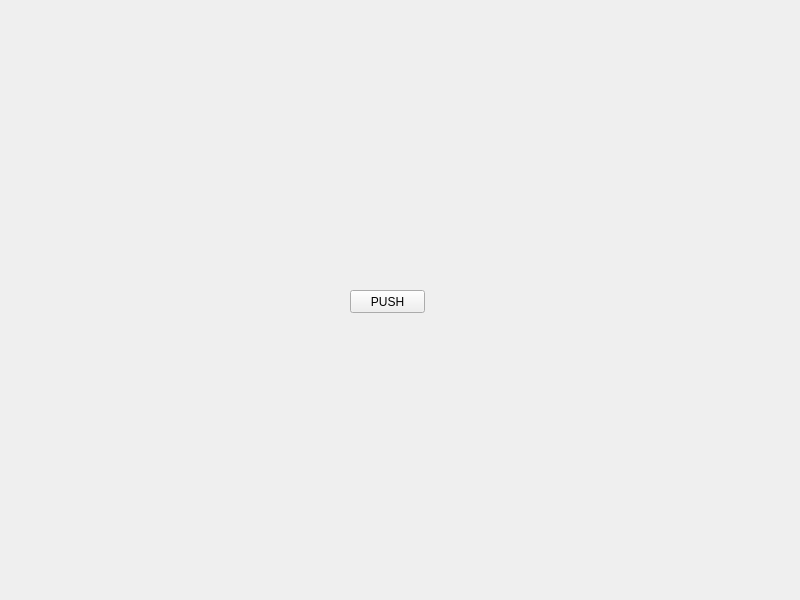
The window that midtermui.ui (41343206/MidTermUi) describes before a commit, drawn with Qt 5.
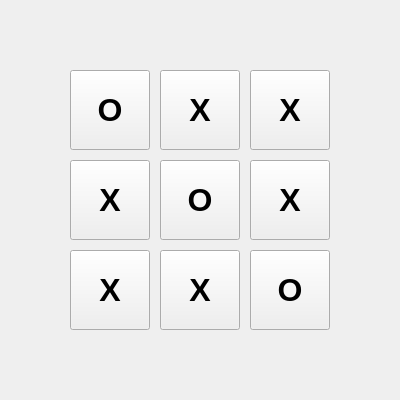
The same window after the commit.

Commit message: Implement 3x3 button grid for tic-tac-toe UI with spacers

What changed in the file:
```diff
--- a/midtermui.ui
+++ b/midtermui.ui
@@ -6,26 +6,258 @@
    <rect>
     <x>0</x>
     <y>0</y>
-    <width>800</width>
-    <height>600</height>
+    <width>400</width>
+    <height>400</height>
    </rect>
   </property>
   <property name="windowTitle">
    <string>MidTermUi</string>
   </property>
-  <widget class="QPushButton" name="pushButton">
-   <property name="geometry">
-    <rect>
-     <x>350</x>
-     <y>290</y>
-     <width>75</width>
-     <height>23</height>
-    </rect>
-   </property>
-   <property name="text">
-    <string>PUSH</string>
-   </property>
-  </widget>
+  <layout class="QVBoxLayout" name="verticalLayout">
+   <item>
+    <spacer name="verticalSpacer_top">
+     <property name="orientation">
+      <enum>Qt::Vertical</enum>
+     </property>
+     <property name="sizeHint" stdset="0">
+      <size>
+       <width>20</width>
+       <height>40</height>
+      </size>
+     </property>
+    </spacer>
+   </item>
+   <item>
+    <layout class="QHBoxLayout" name="horizontalLayout">
+     <item>
+      <spacer name="horizontalSpacer_left">
+       <property name="orientation">
+        <enum>Qt::Horizontal</enum>
+       </property>
+       <property name="sizeHint" stdset="0">
+        <size>
+         <width>40</width>
+         <height>20</height>
+        </size>
+       </property>
+      </spacer>
+     </item>
+     <item>
+      <layout class="QGridLayout" name="gridLayout">
+       <property name="spacing">
+        <number>10</number>
+       </property>
+       <item row="0" column="0">
+        <widget class="QPushButton" name="button_0_0">
+         <property name="minimumSize">
+          <size>
+           <width>80</width>
+           <height>80</height>
+          </size>
+         </property>
+         <property name="font">
+          <font>
+           <pointsize>24</pointsize>
+           <weight>75</weight>
+           <bold>true</bold>
+          </font>
+         </property>
+         <property name="text">
+          <string>O</string>
+         </property>
+        </widget>
+       </item>
+       <item row="0" column="1">
+        <widget class="QPushButton" name="button_0_1">
+         <property name="minimumSize">
+          <size>
+           <width>80</width>
+           <height>80</height>
+          </size>
+         </property>
+         <property name="font">
+          <font>
+           <pointsize>24</pointsize>
+           <weight>75</weight>
+           <bold>true</bold>
+          </font>
+         </property>
+         <property name="text">
+          <string>X</string>
+         </property>
+        </widget>
+       </item>
+       <item row="0" column="2">
+        <widget class="QPushButton" name="button_0_2">
+         <property name="minimumSize">
+          <size>
+           <width>80</width>
+           <height>80</height>
+          </size>
+         </property>
+         <property name="font">
+          <font>
+           <pointsize>24</pointsize>
+           <weight>75</weight>
+           <bold>true</bold>
+          </font>
+         </property>
+         <property name="text">
+          <string>X</string>
+         </property>
+        </widget>
+       </item>
+       <item row="1" column="0">
+        <widget class="QPushButton" name="button_1_0">
+         <property name="minimumSize">
+          <size>
+           <width>80</width>
+           <height>80</height>
+          </size>
+         </property>
+         <property name="font">
+          <font>
+           <pointsize>24</pointsize>
+           <weight>75</weight>
+           <bold>true</bold>
+          </font>
+         </property>
+         <property name="text">
+          <string>X</string>
+         </property>
+        </widget>
+       </item>
+       <item row="1" column="1">
+        <widget class="QPushButton" name="button_1_1">
+         <property name="minimumSize">
+          <size>
+           <width>80</width>
+           <height>80</height>
+          </size>
+         </property>
+         <property name="font">
+          <font>
+           <pointsize>24</pointsize>
+           <weight>75</weight>
+           <bold>true</bold>
+          </font>
+         </property>
+         <property name="text">
+          <string>O</string>
+         </property>
+        </widget>
+       </item>
+       <item row="1" column="2">
+        <widget class="QPushButton" name="button_1_2">
+         <property name="minimumSize">
+          <size>
+           <width>80</width>
+           <height>80</height>
+          </size>
+         </property>
+         <property name="font">
+          <font>
+           <pointsize>24</pointsize>
+           <weight>75</weight>
+           <bold>true</bold>
+          </font>
+         </property>
+         <property name="text">
+          <string>X</string>
+         </property>
+        </widget>
+       </item>
+       <item row="2" column="0">
+        <widget class="QPushButton" name="button_2_0">
+         <property name="minimumSize">
+          <size>
+           <width>80</width>
+           <height>80</height>
+          </size>
+         </property>
+         <property name="font">
+          <font>
+           <pointsize>24</pointsize>
+           <weight>75</weight>
+           <bold>true</bold>
+          </font>
+         </property>
+         <property name="text">
+          <string>X</string>
+         </property>
+        </widget>
+       </item>
+       <item row="2" column="1">
+        <widget class="QPushButton" name="button_2_1">
+         <property name="minimumSize">
+          <size>
+           <width>80</width>
+           <height>80</height>
+          </size>
+         </property>
+         <property name="font">
+          <font>
+           <pointsize>24</pointsize>
+           <weight>75</weight>
+           <bold>true</bold>
+          </font>
+         </property>
+         <property name="text">
+          <string>X</string>
+         </property>
+        </widget>
+       </item>
+       <item row="2" column="2">
+        <widget class="QPushButton" name="button_2_2">
+         <property name="minimumSize">
+          <size>
+           <width>80</width>
+           <height>80</height>
+          </size>
+         </property>
+         <property name="font">
+          <font>
+           <pointsize>24</pointsize>
+           <weight>75</weight>
+           <bold>true</bold>
+          </font>
+         </property>
+         <property name="text">
+          <string>O</string>
+         </property>
+        </widget>
+       </item>
+      </layout>
+     </item>
+     <item>
+      <spacer name="horizontalSpacer_right">
+       <property name="orientation">
+        <enum>Qt::Horizontal</enum>
+       </property>
+       <property name="sizeHint" stdset="0">
+        <size>
+         <width>40</width>
+         <height>20</height>
+        </size>
+       </property>
+      </spacer>
+     </item>
+    </layout>
+   </item>
+   <item>
+    <spacer name="verticalSpacer_bottom">
+     <property name="orientation">
+      <enum>Qt::Vertical</enum>
+     </property>
+     <property name="sizeHint" stdset="0">
+      <size>
+       <width>20</width>
+       <height>40</height>
+      </size>
+     </property>
+    </spacer>
+   </item>
+  </layout>
  </widget>
  <resources/>
  <connections/>
```
Left out of the diff: 2 changed lines with no effect on the pictures.
